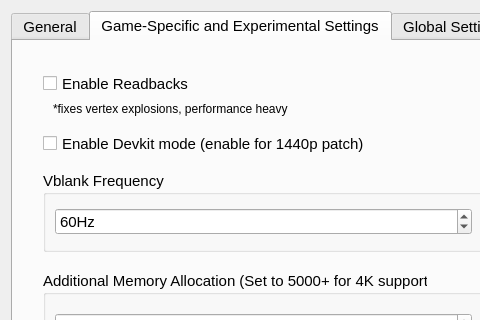
First picture: the form in settings/ShadSettings.ui, repository rainmakerv3/BB_Launcher, before the edit; both pictures show x 0 to 480 and y 0 to 320 of the 1005 by 748 pixel window.
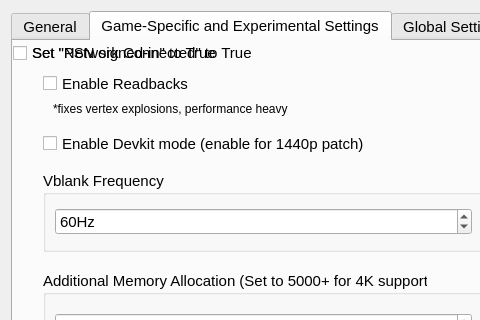
Second picture: the form after the edit. The open tabs and pages were chosen to show the change. Icons and pictures are not drawn.

Commit message: Added psnSignIn & networkConnected

Patch:
```diff
--- a/settings/ShadSettings.ui
+++ b/settings/ShadSettings.ui
@@ -878,6 +878,16 @@
         </item>
        </layout>
       </widget>
+      <widget class="QCheckBox" name="psnSignInCheckBox">
+        <property name="text">
+          <string>Set &quot;PSN signed-in&quot; to True</string>
+        </property>
+      </widget>
+      <widget class="QCheckBox" name="networkConnectedCheckBox">
+        <property name="text">
+          <string>Set &quot;Network Connected&quot; to True</string>
+        </property>
+      </widget>
       <widget class="QGroupBox" name="dmemGroupBox">
        <property name="geometry">
         <rect>
```
The commit also changes 3 other files.
